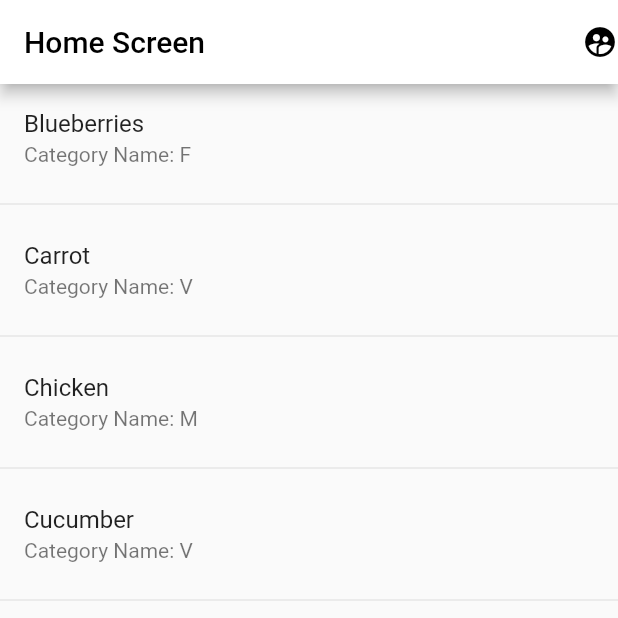
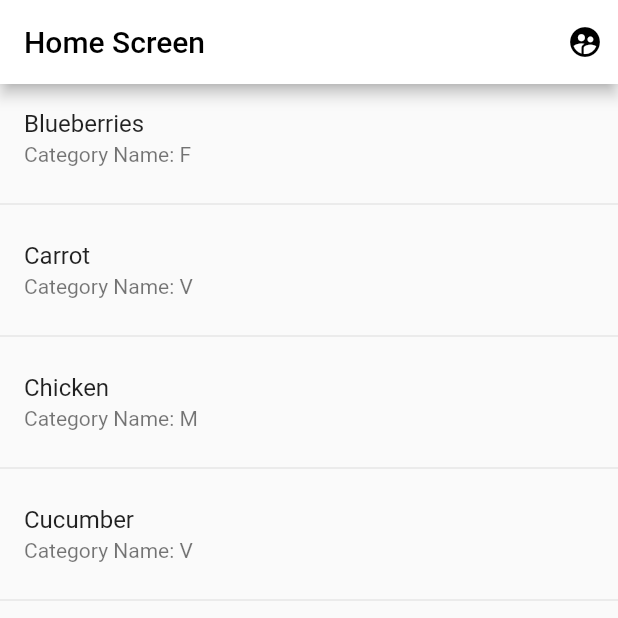
Before and after one commit to ravikesh4/savvient-task, a Flutter app: the screen it shows after launch, on a phone screen of 412 x 824 dp, the top half of it. Run offline on Flutter 3.47's test engine with Material 2 defaults, Android fonts, the light colour scheme and no system bars.

```diff
--- a/lib/screens/HomeScreen.dart
+++ b/lib/screens/HomeScreen.dart
@@ -1,6 +1,4 @@
-
 import 'dart:convert';
-
 import 'package:flutter/material.dart';
 import 'package:flutter/services.dart';
 import 'package:flutter_task/screens/profile.dart';
@@ -11,9 +9,7 @@ class HomeScreen extends StatefulWidget {
 }
 
 class _HomeScreenState extends State<HomeScreen> {
-
   List _category = [];
-
   Future<void> readJson() async {
     final String response = await rootBundle.loadString('assets/category.json');
     final data = await json.decode(response);
@@ -31,7 +27,6 @@ class _HomeScreenState extends State<HomeScreen> {
     readJson();
   }
 
-
   @override
   Widget build(BuildContext context) {
     return Scaffold(
@@ -43,7 +38,10 @@ class _HomeScreenState extends State<HomeScreen> {
               onTap: () {
                 Navigator.push(context, MaterialPageRoute(builder: (context) => ProfileUI2(),));
               },
-              child: Icon(Icons.supervised_user_circle_rounded, color: Colors.black,)),
+              child: Padding(
+                padding: const EdgeInsets.symmetric(horizontal: 10),
+                child: Icon(Icons.supervised_user_circle_rounded, color: Colors.black,),
+              )),
         ],
       ),
       body: ListView.separated(
```
